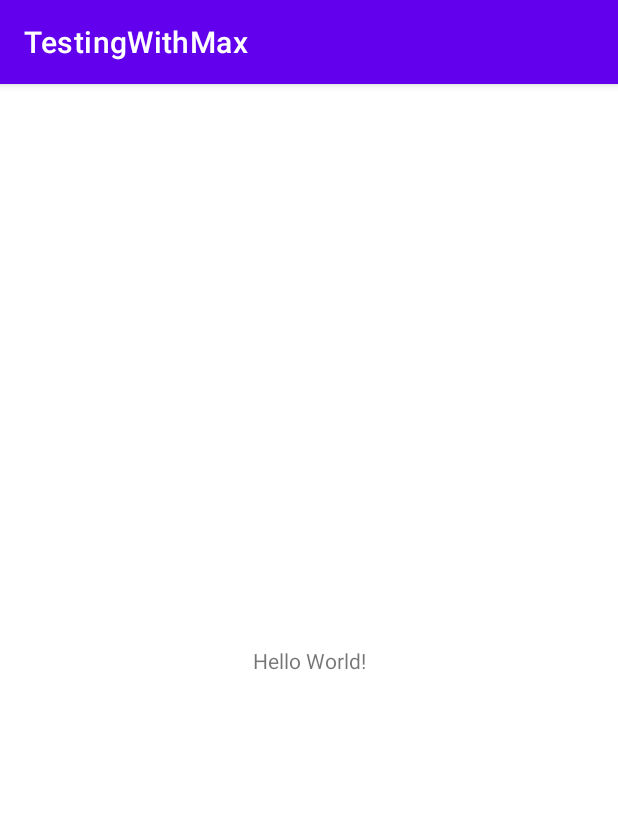
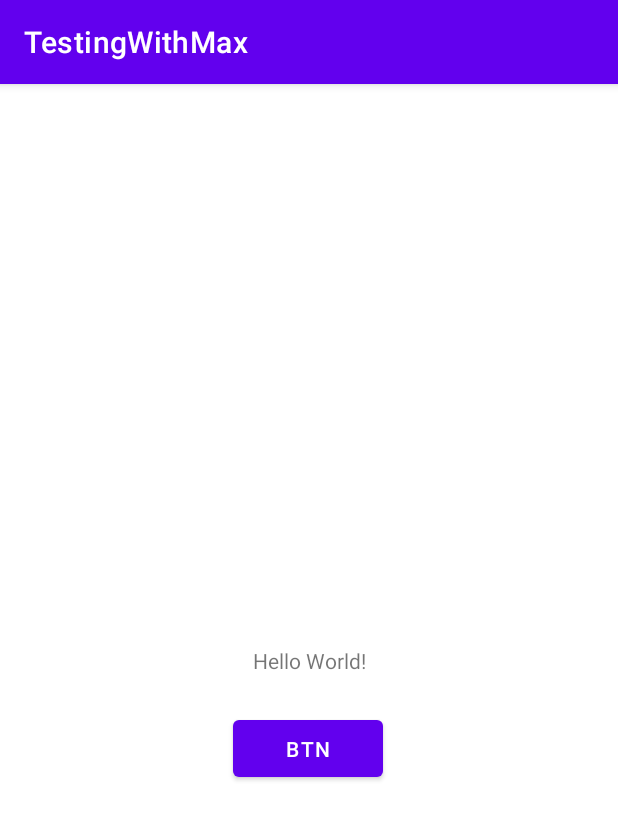
Before and after one commit to newveterinar/TestingWithMax, an Android app: the screen it shows after launch (MainActivity), on a phone screen of 412 x 824 dp. Shown: the top 820 px of the screen. Run offline under Robolectric (Android 15) with nearby library versions, the phone set to English and light mode, and no system bars; 2 statements that could not run were skipped.

Commit message:
Добавил кнопку

```diff
--- a/app/src/main/java/ru/geekbrains/tests/testingwithmax/MainActivity.kt
+++ b/app/src/main/java/ru/geekbrains/tests/testingwithmax/MainActivity.kt
@@ -2,10 +2,18 @@ package ru.geekbrains.tests.testingwithmax
 
 import androidx.appcompat.app.AppCompatActivity
 import android.os.Bundle
+import android.widget.Button
 
 class MainActivity : AppCompatActivity() {
     override fun onCreate(savedInstanceState: Bundle?) {
         super.onCreate(savedInstanceState)
         setContentView(R.layout.activity_main)
+
+        btn.setOnClickListener {
+            // some action
+        }
     }
+
+    val btn = findViewById<Button>(R.id.view_btn)
+
 }
--- a/app/src/main/res/layout/activity_main.xml
+++ b/app/src/main/res/layout/activity_main.xml
@@ -7,6 +7,7 @@
     tools:context=".MainActivity">
 
     <TextView
+        android:id="@+id/textView"
         android:layout_width="wrap_content"
         android:layout_height="wrap_content"
         android:text="Hello World!"
@@ -15,4 +16,16 @@
         app:layout_constraintRight_toRightOf="parent"
         app:layout_constraintTop_toTopOf="parent" />
 
+    <Button
+        android:id="@+id/view_btn"
+        android:layout_width="100dp"
+        android:layout_height="50dp"
+        android:text="btn"
+        app:layout_constraintBottom_toBottomOf="parent"
+        app:layout_constraintEnd_toEndOf="parent"
+        app:layout_constraintHorizontal_bias="0.498"
+        app:layout_constraintStart_toStartOf="parent"
+        app:layout_constraintTop_toTopOf="parent"
+        app:layout_constraintVertical_bias="0.582" />
+
 </androidx.constraintlayout.widget.ConstraintLayout>
```
